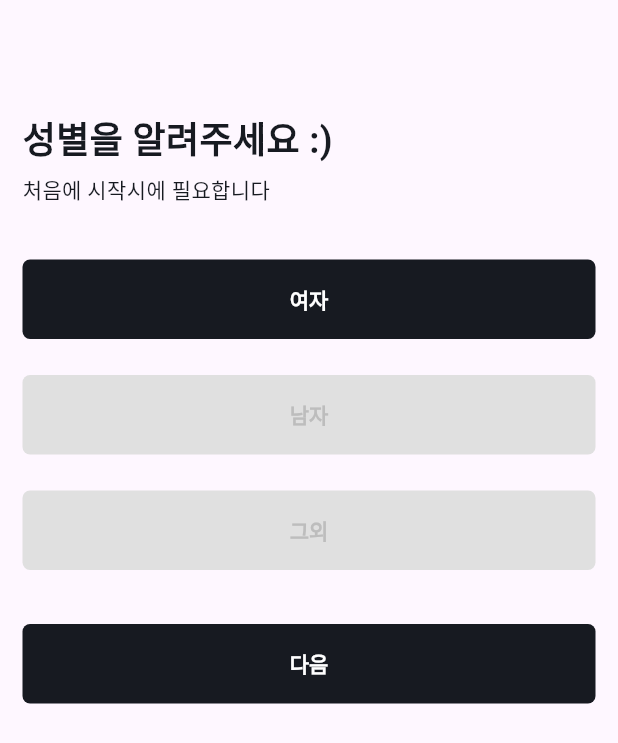
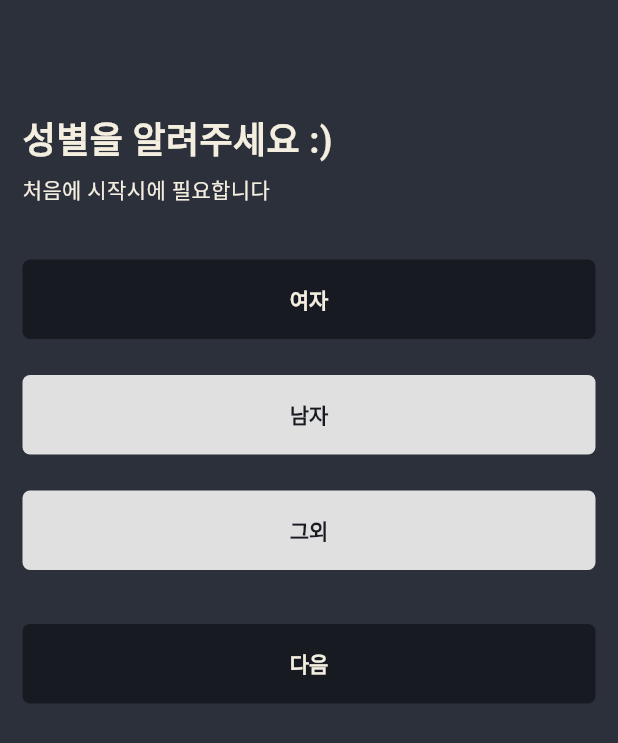
Before and after one commit to CreatorSean/JalJaYo_Dream__Client, a Flutter app: the GenderScreen screen opened directly, after a tap on "여자", on a phone screen of 412 x 824 dp. Shown: the top 743 px of the screen. Run offline on Flutter 3.47's test engine with Material 3 defaults, Android fonts, the light colour scheme and no system bars; our stand-ins replace fl_chart, flutter_animate, flutter_blue_plus, flutter_riverpod, font_awesome_flutter, go_router and 1 more.

Commit message:
add : registration

```diff
--- a/lib/feature/onboarding/tutorial_screen.dart
+++ b/lib/feature/onboarding/tutorial_screen.dart
@@ -3,7 +3,7 @@ import 'package:jaljayo/constants/sizes.dart';
 import 'package:jaljayo/feature/home/view/home_screen.dart';
 
 class TutorialScreen extends StatefulWidget {
-  static String routeURL = '/';
+  static String routeURL = '/tutorial';
   static String routeName = 'tutorial';
   const TutorialScreen({Key? key}) : super(key: key);
 
--- a/lib/feature/registration/view/gender_screen.dart
+++ b/lib/feature/registration/view/gender_screen.dart
@@ -3,10 +3,11 @@ import 'package:flutter_riverpod/flutter_riverpod.dart';
 import 'package:go_router/go_router.dart';
 import 'package:jaljayo/constants/gaps.dart';
 import 'package:jaljayo/constants/sizes.dart';
-import 'package:jaljayo/feature/home/view/home_screen.dart';
 import 'package:jaljayo/feature/registration/view_model/registration_view_model.dart';
 import 'package:jaljayo/feature/registration/widgets/form_button.dart';
 import 'package:jaljayo/feature/registration/widgets/gender_button.dart';
+
+import '../../onboarding/tutorial_screen.dart';
 
 class GenderScreen extends ConsumerStatefulWidget {
   const GenderScreen({super.key});
@@ -24,12 +25,17 @@ class _GenderScreenState extends ConsumerState<GenderScreen> {
   bool _manSelected = true;
   bool _otherSelected = true;
 
-  void _onNextTap() {
+  void _onNextTap(BuildContext context) {
     if (_gender.isEmpty) return;
     //registrationForm Provider를 사용하여 gender을 생성하면 해당 정보를 저장한다.
     final state = ref.read(registrationForm.notifier).state;
     ref.read(registrationForm.notifier).state = {...state, "gender": _gender};
-    context.goNamed(HomeScreen.routeName);
+    Navigator.push(
+      context,
+      MaterialPageRoute(
+        builder: (context) => const TutorialScreen(),
+      ),
+    );
   }
 
   void _onManSelectTap() {
@@ -59,30 +65,31 @@ class _GenderScreenState extends ConsumerState<GenderScreen> {
   @override
   Widget build(BuildContext context) {
     return Scaffold(
+      backgroundColor: const Color(0xff2b303a),
       appBar: null,
       body: Padding(
         padding: const EdgeInsets.all(15),
         child: Column(
           children: [
             Gaps.v60,
-            Row(
+            const Row(
               children: [
                 Text(
                   "성별을 알려주세요 :)",
                   style: TextStyle(
-                      color: Theme.of(context).primaryColor,
+                      color: Color(0xfff4eee0),
                       fontWeight: FontWeight.w600,
                       fontSize: Sizes.size24),
                 ),
               ],
             ),
             Gaps.v5,
-            Row(
+            const Row(
               children: [
                 Text(
                   "처음에 시작시에 필요합니다",
                   style: TextStyle(
-                    color: Theme.of(context).primaryColor,
+                    color: Color(0xfff4eee0),
                     fontWeight: FontWeight.w400,
                   ),
                 ),
@@ -121,7 +128,9 @@ class _GenderScreenState extends ConsumerState<GenderScreen> {
                     height: 10,
                   )
                 : GestureDetector(
-                    onTap: _onNextTap,
+                    onTap: () {
+                      _onNextTap(context);
+                    },
                     child: FormButton(
                       isDisabled: _gender.isEmpty,
                     ),
--- a/lib/feature/registration/widgets/birthday_textField.dart
+++ b/lib/feature/registration/widgets/birthday_textField.dart
@@ -25,12 +25,18 @@ class _BirthdayTextFieldState extends State<BirthdayTextField> {
       width: widget.boxWidth,
       height: 50,
       child: TextField(
+        style: const TextStyle(
+          color: Color(0xfff4eee0),
+        ),
         maxLength: widget.maxLength,
         keyboardType: TextInputType.number,
         controller: widget.birthdayController,
         decoration: InputDecoration(
           counterText: '',
           hintText: widget.birthHintText,
+          hintStyle: const TextStyle(
+            color: Color(0xfff4eee0),
+          ),
           enabledBorder: OutlineInputBorder(
             borderRadius: BorderRadius.circular(10.0), // 모서리 둥글게 설정
             borderSide: BorderSide(
--- a/lib/feature/registration/widgets/form_button.dart
+++ b/lib/feature/registration/widgets/form_button.dart
@@ -20,9 +20,7 @@ class FormButton extends StatelessWidget {
         ),
         decoration: BoxDecoration(
           borderRadius: BorderRadius.circular(Sizes.size5),
-          color: isDisabled
-              ? Colors.grey.shade300
-              : Theme.of(context).primaryColor,
+          color: isDisabled ? Colors.grey.shade300 : const Color(0xff171A21),
         ),
         duration: const Duration(
           milliseconds: 300,
@@ -35,9 +33,14 @@ class FormButton extends StatelessWidget {
           duration: const Duration(
             milliseconds: 300,
           ),
-          child: const Text(
+          child: Text(
             '다음',
             textAlign: TextAlign.center,
+            style: TextStyle(
+              color: isDisabled
+                  ? const Color(0xff171a21)
+                  : const Color(0xfff4eee0),
+            ),
           ),
         ),
       ),
--- a/lib/feature/registration/widgets/gender_button.dart
+++ b/lib/feature/registration/widgets/gender_button.dart
@@ -35,7 +35,9 @@ class _GenderButtonState extends State<GenderButton> {
         ),
         child: AnimatedDefaultTextStyle(
           style: TextStyle(
-            color: widget.isDisabled ? Colors.grey.shade400 : Colors.white,
+            color: widget.isDisabled
+                ? Theme.of(context).primaryColor
+                : const Color(0xfff4eee0),
             fontWeight: FontWeight.w600,
           ),
           duration: const Duration(
--- a/lib/router.dart
+++ b/lib/router.dart
@@ -16,9 +16,7 @@ final routerProvier = Provider(
         GoRoute(
           path: TutorialScreen.routeURL,
           name: TutorialScreen.routeName,
-          pageBuilder: (context, state) => const MaterialPage(
-            child: TutorialScreen(),
-          ),
+          builder: (context, state) => const TutorialScreen(),
         ),
         GoRoute(
           path: HomeScreen.routeURL,
```
Also changed, not shown: lib/feature/registration/view/birthday_screen.dart (+11 -5 lines), lib/feature/registration/view/name_screen.dart (+20 -8 lines), lib/feature/registration/view_model/registration_view_model.dart (+7 -0 lines).
